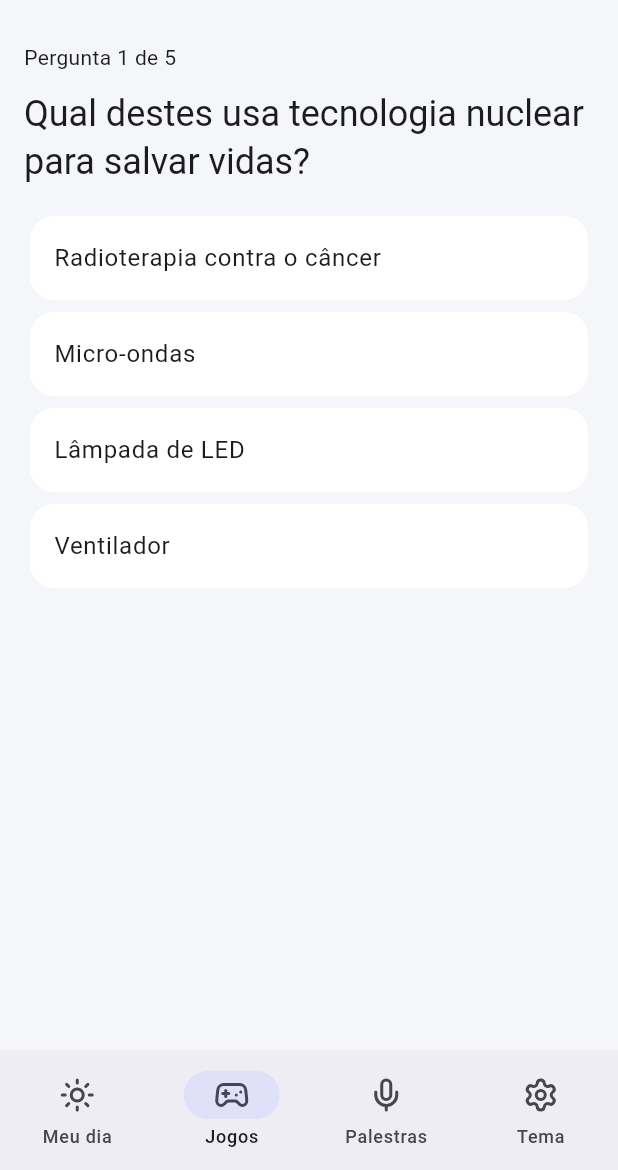
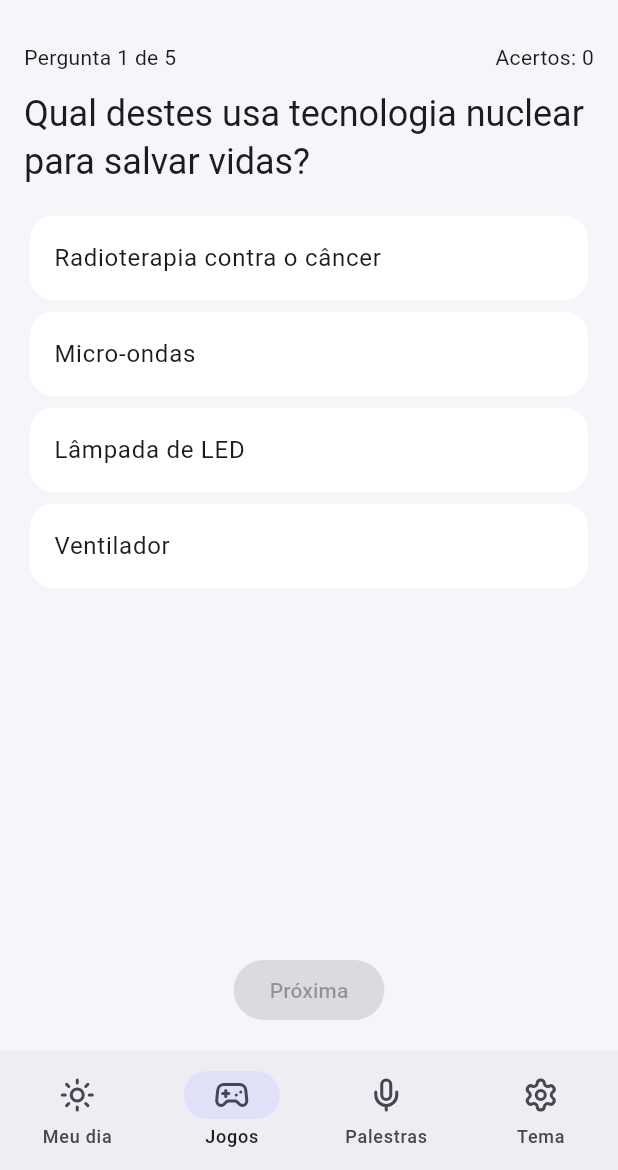
Before and after one commit to pgmoraesdev/MOBILE_CHALLENGE_AMAZUL, a Flutter app: the QuizScreen screen opened directly, on a phone screen of 412 x 824 dp, the part 66-1236 px from its top. Run offline on Flutter 3.47's test engine with Material 3 defaults, Android fonts, the phone set to English and light mode, and no system bars; our stand-ins replace lucide_flutter.

Commit message:
feat: adiciona o state no quiz quando seleciona uma das opcoes

```diff
--- a/lib/screens/game_quiz_screen.dart
+++ b/lib/screens/game_quiz_screen.dart
@@ -1,11 +1,13 @@
 import 'package:flutter/material.dart';
+import 'package:lucide_flutter/lucide_flutter.dart';
+
 import 'home_screen.dart';
 
 // PERGUNTAS DO QUIZ
 class QuizQuestion {
   final String question;
   final List<String> options;
-  final int correct; // posição da opção certa na lista, incia no 0
+  final int correct; // posição da opção certa na lista
   final String explanation;
 
   const QuizQuestion({
@@ -49,14 +51,46 @@ const quizQuestions = [
   ),
 ];
 
-// TELA do QUIZ
-class QuizScreen extends StatelessWidget {
+// TELA QUIZ
+class QuizScreen extends StatefulWidget {
   const QuizScreen({super.key});
 
   @override
+  State<QuizScreen> createState() => _QuizScreenState();
+}
+
+// guarda as infos que mudam durante o quiz
+class _QuizScreenState extends State<QuizScreen> {
+  int current = 0; // posição da pergunta atual
+  int selected = -1; // opção escolhida (-1 é pra quando ainda não escolheu nada)
+  int score = 0;
+
+  // QUANDO A PESSOA TOCA EM UMA OPÇÃO
+  void answer(int index) {
+    // se já respondeu essa pergunta, ignora o toque (return sai da função)
+    if (selected != -1) return;
+
+    setState(() {
+      selected = index;
+      // se a opção tocada for a certa, soma 1 ponto
+      if (index == quizQuestions[current].correct) {
+        score++;
+      }
+    });
+  }
+
+  // PRÓXIMA PERGUNTA
+  void next() {
+    setState(() {
+      current++;
+      selected = -1; // volta pra nenhuma pergunta selecionada
+    });
+  }
+
+  @override
   Widget build(BuildContext context) {
-    // por enquanto sempre a primeira pergunta mesmo
-    final question = quizQuestions[0];
+    final question = quizQuestions[current];
+    final answered = selected != -1; // true se já respondeu
 
     return Scaffold(
       appBar: AppBar(
@@ -68,7 +102,14 @@ class QuizScreen extends StatelessWidget {
         child: Column(
           crossAxisAlignment: CrossAxisAlignment.start,
           children: [
-            Text('Pergunta 1 de ${quizQuestions.length}'),
+            // progresso e pontuação
+            Row(
+              mainAxisAlignment: MainAxisAlignment.spaceBetween,
+              children: [
+                Text('Pergunta ${current + 1} de ${quizQuestions.length}'),
+                Text('Acertos: $score'),
+              ],
+            ),
 
             const SizedBox(height: 12),
 
@@ -79,17 +120,65 @@ class QuizScreen extends StatelessWidget {
 
             const SizedBox(height: 16),
 
-            // LISTA das opções sendo chamadas pelo index
+            // LISTA das OPÇÕES
             Expanded(
               child: ListView.builder(
                 itemCount: question.options.length,
                 itemBuilder: (context, index) {
+                  final isCorrect = index == question.correct;
+                  final isChosen = index == selected;
+
                   return Card(
+                    // antes de responder a cor fica normal
+                    // depois: a certa fica verde, a errada escolhida fica vermelha
+                    color: !answered ? null : isCorrect ? Colors.green.shade100 : isChosen ? Colors.red.shade100 : null,
+
                     child: ListTile(
                       title: Text(question.options[index]),
+
+                      // icon de certo e errado
+                      trailing: answered && isCorrect
+                          ? const Icon(LucideIcons.circleCheck, color: Colors.green)
+                          : answered && isChosen
+                              ? const Icon(LucideIcons.circleX, color: Colors.red)
+                              : null,
+
+                      // ao tocar, chama a resposta passando a posição da opção
+                      onTap: () {
+                        answer(index);
+                      },
                     ),
                   );
                 },
+              ),
+            ),
+
+            // EXPLICAÇÃO: só aparece depois de responder
+            answered
+                ? Card(
+                    child: Padding(
+                      padding: const EdgeInsets.all(12),
+                      child: Text(question.explanation),
+                    ),
+                  )
+                : const SizedBox(),
+
+            const SizedBox(height: 12),
+
+            Center(
+              child: ElevatedButton(
+                // desativado se não respondeu ou se for a última pergunta
+                // (a última vai ganhar o resultado - a fazer aida)
+                onPressed: !answered || current == quizQuestions.length - 1
+                    ? null
+                    : next,
+
+                style: ElevatedButton.styleFrom(
+                  backgroundColor: const Color.fromARGB(255, 39, 31, 150),
+                  foregroundColor: Colors.white,
+                ),
+
+                child: const Text('Próxima'),
               ),
             ),
           ],
```
